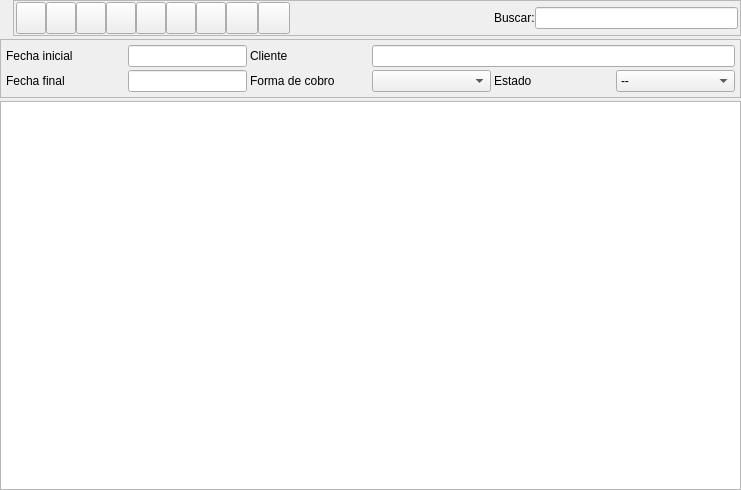
This is bulmages/bulmafact/plugins/pluginbf_carteracobros/carteracobroslistbase.ui in eboladev/Bulmages-1 as Qt 5 draws it before an edit. The edited form follows.
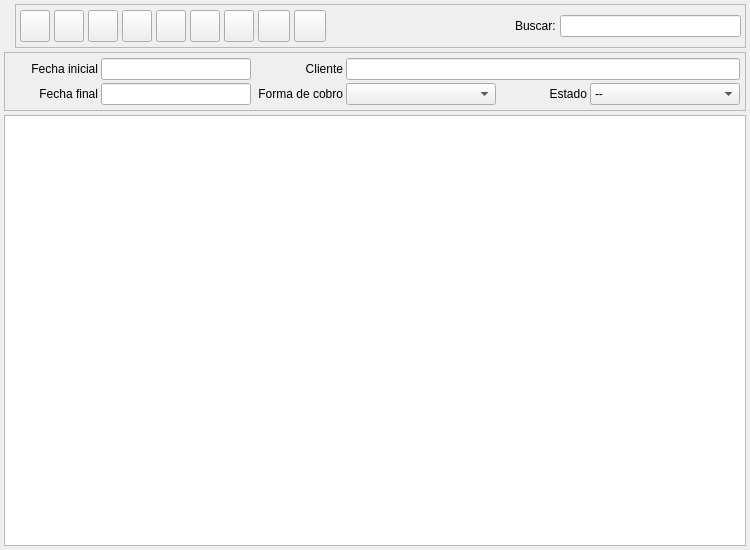
This is the edited form. Icons and pictures are not drawn. Custom widgets are drawn as their Qt base class.

The edit to the form file:
```diff
--- a/bulmages/bulmafact/plugins/pluginbf_carteracobros/carteracobroslistbase.ui
+++ b/bulmages/bulmafact/plugins/pluginbf_carteracobros/carteracobroslistbase.ui
@@ -10,10 +10,16 @@
    <rect>
     <x>0</x>
     <y>0</y>
-    <width>741</width>
-    <height>490</height>
+    <width>750</width>
+    <height>550</height>
    </rect>
   </property>
+  <property name="minimumSize">
+   <size>
+    <width>750</width>
+    <height>550</height>
+   </size>
+  </property>
   <property name="windowTitle">
    <string>Cartera de cobros</string>
   </property>
@@ -22,13 +28,16 @@
     <normaloff>:/Images/receive-list.png</normaloff>:/Images/receive-list.png</iconset>
   </property>
   <layout class="QVBoxLayout" name="verticalLayout">
+   <property name="spacing">
+    <number>4</number>
+   </property>
    <property name="margin">
-    <number>0</number>
+    <number>4</number>
    </property>
    <item>
     <layout class="QHBoxLayout">
      <property name="spacing">
-      <number>6</number>
+      <number>4</number>
      </property>
      <property name="margin">
       <number>0</number>
@@ -62,22 +71,13 @@
        </property>
        <layout class="QHBoxLayout" name="horizontalLayout">
         <property name="spacing">
-         <number>0</number>
+         <number>4</number>
         </property>
         <property name="sizeConstraint">
          <enum>QLayout::SetDefaultConstraint</enum>
         </property>
-        <property name="leftMargin">
-         <number>2</number>
-        </property>
-        <property name="topMargin">
-         <number>0</number>
-        </property>
-        <property name="rightMargin">
-         <number>2</number>
-        </property>
-        <property name="bottomMargin">
-         <number>0</number>
+        <property name="margin">
+         <number>4</number>
         </property>
         <item>
          <widget class="QToolButton" name="mui_crear">
@@ -423,6 +423,9 @@
         <property name="text">
          <string>Fecha inicial</string>
         </property>
+        <property name="alignment">
+         <set>Qt::AlignRight|Qt::AlignTrailing|Qt::AlignVCenter</set>
+        </property>
         <property name="buddy">
          <cstring>mui_fechainicial</cstring>
         </property>
@@ -436,6 +439,12 @@
           <verstretch>0</verstretch>
          </sizepolicy>
         </property>
+        <property name="minimumSize">
+         <size>
+          <width>150</width>
+          <height>0</height>
+         </size>
+        </property>
        </widget>
       </item>
       <item row="0" column="2">
@@ -443,6 +452,9 @@
         <property name="text">
          <string>Cliente</string>
         </property>
+        <property name="alignment">
+         <set>Qt::AlignRight|Qt::AlignTrailing|Qt::AlignVCenter</set>
+        </property>
         <property name="buddy">
          <cstring>mui_idcliente</cstring>
         </property>
@@ -456,6 +468,9 @@
         <property name="text">
          <string>Fecha final</string>
         </property>
+        <property name="alignment">
+         <set>Qt::AlignRight|Qt::AlignTrailing|Qt::AlignVCenter</set>
+        </property>
         <property name="buddy">
          <cstring>mui_fechafinal</cstring>
         </property>
@@ -469,6 +484,12 @@
           <verstretch>0</verstretch>
          </sizepolicy>
         </property>
+        <property name="minimumSize">
+         <size>
+          <width>150</width>
+          <height>0</height>
+         </size>
+        </property>
        </widget>
       </item>
       <item row="1" column="2">
@@ -476,19 +497,32 @@
         <property name="text">
          <string>Forma de cobro</string>
         </property>
+        <property name="alignment">
+         <set>Qt::AlignRight|Qt::AlignTrailing|Qt::AlignVCenter</set>
+        </property>
         <property name="buddy">
          <cstring>mui_idforma_pago</cstring>
         </property>
        </widget>
       </item>
       <item row="1" column="3">
-       <widget class="BfBuscarFormaPago" name="mui_idforma_pago"/>
+       <widget class="BfBuscarFormaPago" name="mui_idforma_pago">
+        <property name="minimumSize">
+         <size>
+          <width>150</width>
+          <height>0</height>
+         </size>
+        </property>
+       </widget>
       </item>
       <item row="1" column="4">
        <widget class="QLabel" name="label_6">
         <property name="text">
          <string>Estado</string>
         </property>
+        <property name="alignment">
+         <set>Qt::AlignRight|Qt::AlignTrailing|Qt::AlignVCenter</set>
+        </property>
         <property name="buddy">
          <cstring>mui_estadovencimientoc</cstring>
         </property>
@@ -496,6 +530,12 @@
       </item>
       <item row="1" column="5">
        <widget class="QComboBox" name="mui_estadovencimientoc">
+        <property name="minimumSize">
+         <size>
+          <width>150</width>
+          <height>0</height>
+         </size>
+        </property>
         <item>
          <property name="text">
           <string>--</string>
```
